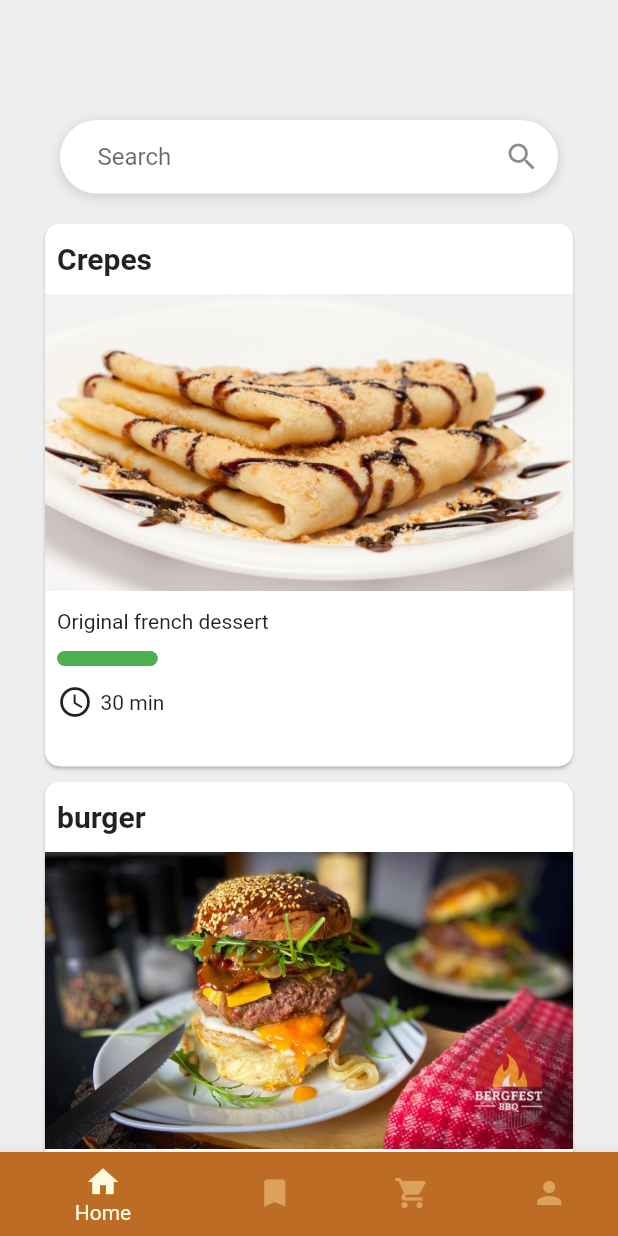
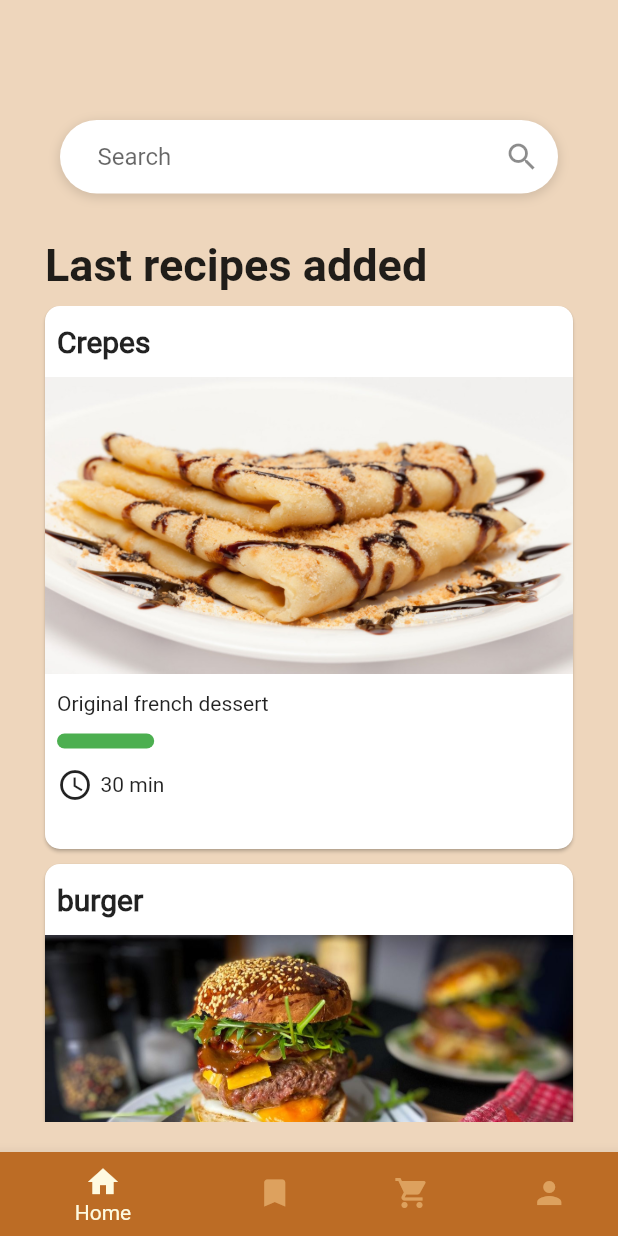
Before and after one commit to lintenn/GrateMate, a Flutter app: the screen it shows after launch, on a phone screen of 412 x 824 dp. Run offline on Flutter 3.47's test engine with Material 2 defaults, Android fonts, the phone set to English and light mode, and no system bars; our stand-ins replace google_fonts.

Commit message:
fonts added

```diff
--- a/grate_mate/lib/colors/TigersEye.dart
+++ b/grate_mate/lib/colors/TigersEye.dart
@@ -2,6 +2,7 @@ import 'dart:ui';
 
 import 'package:flutter/material.dart';
 
+//Palette: https://coolors.co/606c38-283618-fefae0-dda15e-bc6c25
 class GrateMate {
 
   static const MaterialColor tigersEye = MaterialColor(
--- a/grate_mate/lib/main.dart
+++ b/grate_mate/lib/main.dart
@@ -32,6 +32,8 @@ class MyApp extends StatelessWidget {
         // Notice that the counter didn't reset back to zero; the application
         // is not restarted.
         primarySwatch: GrateMate.tigersEye,
+        fontFamily: 'Roboto',
+
 
       ),
       //home: const RecipeScreen(),
--- a/grate_mate/lib/screens/mainPage.dart
+++ b/grate_mate/lib/screens/mainPage.dart
@@ -1,4 +1,6 @@
 import 'package:flutter/material.dart';
+import 'package:google_fonts/google_fonts.dart';
+import '../colors/TigersEye.dart';
 import '../models/globalRecipes.dart' as globalRecipes;
 import 'package:grate_mate/models/recipe.dart';
 import 'package:grate_mate/screens/recipe_screen.dart';
@@ -63,9 +65,9 @@ class _MainPageState extends State<MainPage>{
   @override
   Widget build(BuildContext context) {
     return Scaffold(
-      backgroundColor: Colors.grey[200],
+      backgroundColor: GrateMate.earthYellow[400],
       body: Container(
-        margin: const EdgeInsets.fromLTRB(20.0, 60.0, 20.0, 0.0),
+        margin: const EdgeInsets.fromLTRB(20.0, 60.0, 20.0, 20.0),
         child: Column(
           children: <Widget>[
             Container(
@@ -108,11 +110,28 @@ class _MainPageState extends State<MainPage>{
               textAlign: TextAlign.left,
               style: TextStyle(
                 color: Color(0xFFFD5D5D),
-                fontWeight: FontWeight.bold,
               ),
             )
                 : Container(),
-            Expanded(
+            Row(
+              children: [
+                Column(
+                  children: const [
+                    Padding(
+                      padding: EdgeInsets.fromLTRB(10, 20, 10, 10),
+                      child: Text(
+                        'Last recipes added',
+                        style: TextStyle(
+                            fontSize: 30,
+                            fontFamily: 'RobotoBold'
+                        ),
+                      ),
+                    ),
+                  ],
+                ),
+              ],
+            ),
+            Flexible(
               child: GridView.count(
                 crossAxisCount: 1,
                 scrollDirection: Axis.vertical,
@@ -123,13 +142,13 @@ class _MainPageState extends State<MainPage>{
                             Navigator.push(
                               context,
                               MaterialPageRoute(
-                                //TODO I think that if here i put the info i can catch it later
+                                //TODO I think that if here i put the info i can catch it later and change to router
                                 builder: (context) => RecipeScreen(),
                               ),
                             );
                           },
                       child: Card(
-                        margin: const EdgeInsets.fromLTRB(10, 10, 10, 0),
+                        margin: const EdgeInsets.fromLTRB(10, 0, 10, 10),
                         shape:  RoundedRectangleBorder(
                           borderRadius: BorderRadius.circular(10),
                         ),
@@ -156,7 +175,7 @@ class _MainPageState extends State<MainPage>{
                               child: Text(globalRecipes.recipes[index].description),
                             ),
                             Padding(
-                              padding: const EdgeInsets.fromLTRB(8, 4, 8, 8),
+                              padding: const EdgeInsets.fromLTRB(8, 4, 20, 8),
                               child:  FractionallySizedBox(
                                   alignment: Alignment.centerLeft,
                                   widthFactor: globalRecipes.recipes[index].difficulty / 5,
```
Also changed, not shown: grate_mate/pubspec.yaml (+10 -11 lines), grate_mate/fonts/roboto/Roboto-Black.ttf (added), grate_mate/fonts/roboto/Roboto-BlackItalic.ttf (added), grate_mate/fonts/roboto/Roboto-Bold.ttf (added), grate_mate/fonts/roboto/Roboto-BoldItalic.ttf (added), grate_mate/fonts/roboto/Roboto-Italic.ttf (added), grate_mate/fonts/roboto/Roboto-Light.ttf (added), grate_mate/fonts/roboto/Roboto-LightItalic.ttf (added), grate_mate/fonts/roboto/Roboto-Medium.ttf (added), grate_mate/fonts/roboto/Roboto-MediumItalic.ttf (added), grate_mate/fonts/roboto/Roboto-Regular.ttf (added), grate_mate/fonts/roboto/Roboto-Thin.ttf (added), grate_mate/fonts/roboto/Roboto-ThinItalic.ttf (added).
